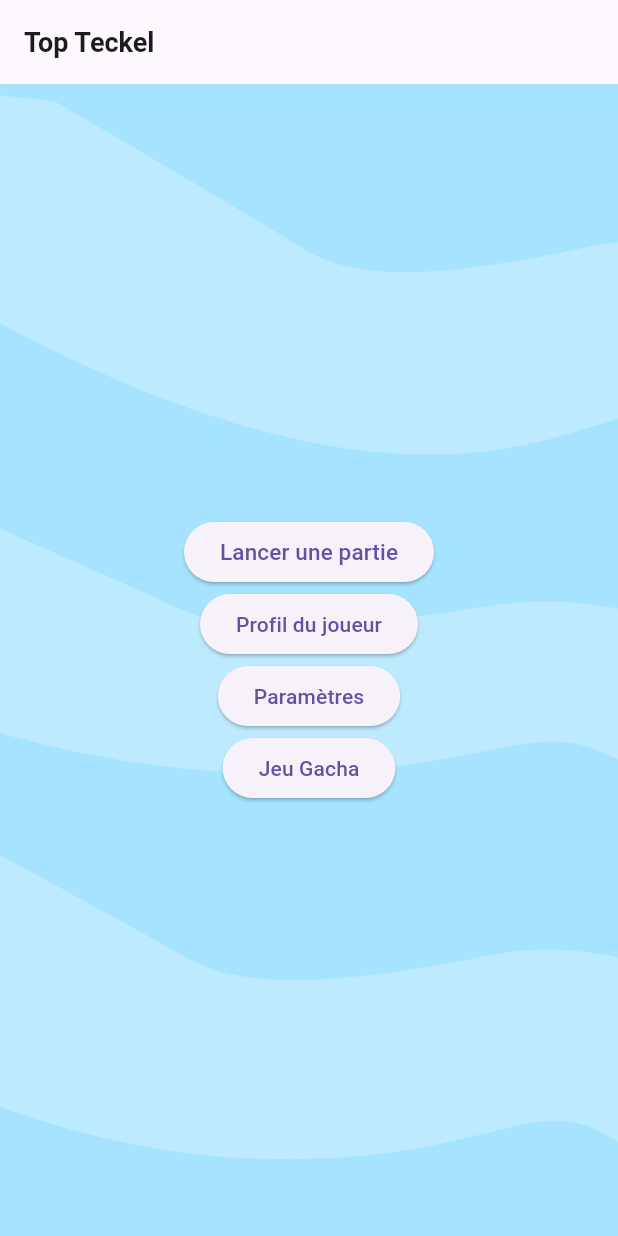
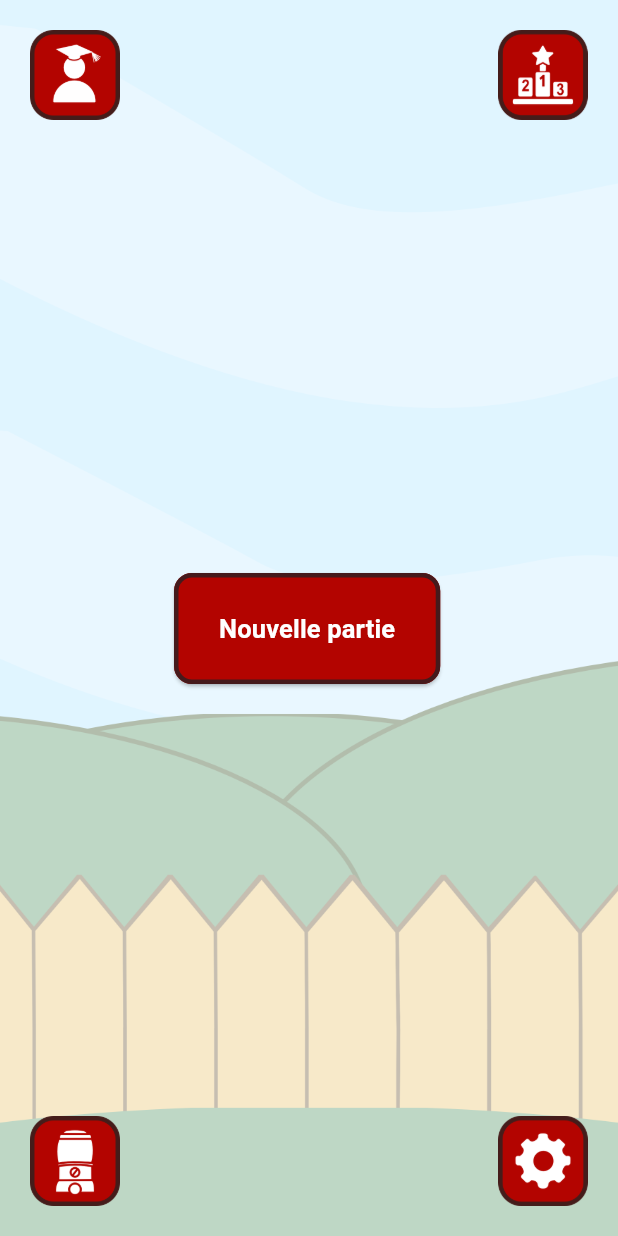
Before and after one commit to Ju-HQP/topteckel, a Flutter app: the screen it shows after launch, on a phone screen of 412 x 824 dp. Run offline on Flutter 3.47's test engine with Material 3 defaults, Android fonts, the phone set to English and light mode, and no system bars; our stand-ins replace flutter_animate, google_fonts; missing offline and left inert: flame; Roboto replaces fonts that are missing (Belanosima).

Commit message:
MAJ Page HOME + Ajout page gacha et rank (classement)

```diff
--- a/lib/src/widgets/gacha_page.dart
+++ b/lib/src/widgets/gacha_page.dart
@@ -15,8 +15,14 @@ class GachaPage extends StatelessWidget {
           },
         ),
       ),
-      body: Center(
-        child: const Text('Jeu gacha'),
+      body: Container(
+        decoration: const BoxDecoration(
+          image: DecorationImage(
+            image: AssetImage('assets/images/decor_gacha.png'),
+            fit: BoxFit.cover,
+          ),
+        ),
+
       ),
     );
   }
--- a/lib/src/widgets/game_app.dart
+++ b/lib/src/widgets/game_app.dart
@@ -5,6 +5,7 @@ import 'home_page.dart';
 import 'game_page.dart';
 import 'settings_page.dart';
 import 'gacha_page.dart';
+import 'rank_page.dart';
 import 'player_profile_page.dart';
 
 class GameApp extends StatelessWidget {
@@ -25,6 +26,7 @@ class GameApp extends StatelessWidget {
         '/profile': (context) => const PlayerProfilePage(),
         '/settings': (context) => const SettingsPage(),
         '/gameGacha': (context) => const GachaPage(),
+        '/rank': (context) => const RankPage(),
       },
     );
   }
--- a/lib/src/widgets/home_page.dart
+++ b/lib/src/widgets/home_page.dart
@@ -1,55 +1,182 @@
 import 'package:flutter/material.dart';
 import 'package:google_fonts/google_fonts.dart';
 
-class HomePage extends StatelessWidget {
+class HomePage extends StatefulWidget {
   const HomePage({super.key});
+
+  @override
+  State<HomePage> createState() => _HomePageState();
+}
+
+class _HomePageState extends State<HomePage> with TickerProviderStateMixin {
+  static const _iconSizeSmall = 60.0;
+  static const _iconSizeLarge = 70.0;
+  static const _animationDuration = Duration(milliseconds: 100);
+
+  // Map pour gérer l'état des tailles de chaque icône
+  final Map<String, AnimationController> _controllers = {};
+
+  @override
+  void initState() {
+    super.initState();
+    // Initialisation des AnimationControllers pour chaque icône
+    _controllers['rank'] = AnimationController(
+      vsync: this,
+      duration: const Duration(milliseconds: 100),
+    );
+    _controllers['profile'] = AnimationController(
+      vsync: this,
+      duration: const Duration(milliseconds: 100),
+    );
+    _controllers['settings'] = AnimationController(
+      vsync: this,
+      duration: const Duration(milliseconds: 100),
+    );
+    _controllers['gacha'] = AnimationController(
+      vsync: this,
+      duration: const Duration(milliseconds: 100),
+    );
+  }
+
+  @override
+  void dispose() {
+    _controllers.forEach((key, controller) => controller.dispose());
+    super.dispose();
+  }
 
   @override
   Widget build(BuildContext context) {
     return Scaffold(
-      appBar: AppBar(
-        title: Text('Top Teckel',
-        style: GoogleFonts.belanosima(fontSize: 18, fontWeight: FontWeight.bold),
-        ),
-      ),
       body: Container(
         decoration: const BoxDecoration(
           image: DecorationImage(
-            image: AssetImage('assets/images/decor_home.png'),
-            fit: BoxFit.cover, // Ajuste l'image pour couvrir tout l'écran
+            image: AssetImage('assets/images/decor_home2.png'),
+            fit: BoxFit.cover,
           ),
         ),
+        child: Stack(
+          children: [
+            _buildAnimatedIcon(
+              context,
+              routeName: '/profile',
+              imagePath: 'assets/images/icon_profile.png',
+              key: 'profile',
+              position: Alignment.topLeft, // Haut gauche
+            ),
+            _buildAnimatedIcon(
+              context,
+              routeName: '/rank',
+              imagePath: 'assets/images/icon_rank.png',
+              key: 'rank',
+              position: Alignment.topRight, // Haut droite
+            ),
+            _buildAnimatedIcon(
+              context,
+              routeName: '/gameGacha',
+              imagePath: 'assets/images/icon_gacha.png',
+              key: 'gacha',
+              position: Alignment.bottomLeft, // Bas gauche
+            ),
+            _buildAnimatedIcon(
+              context,
+              routeName: '/settings',
+              imagePath: 'assets/images/icon_settings.png',
+              key: 'settings',
+              position: Alignment.bottomRight, // Bas droite
+            ),
+            Positioned(
+              top: MediaQuery.of(context).size.height / 2 -
+                  30, // Centrer verticalement
+              left: MediaQuery.of(context).size.width / 2 -
+                  90, // Centrer horizontalement
               child: Center(
-        child: Column(
-          mainAxisAlignment: MainAxisAlignment.center,
-          children: [
-            ElevatedButton(
+                child: ElevatedButton(
                   onPressed: () {
                     Navigator.pushNamed(context, '/gameTopTeckel');
                   },
-              child: Text('Lancer une partie',
-              style: GoogleFonts.belanosima(fontSize: 15),
+                  style: ElevatedButton.styleFrom(
+                    padding: const EdgeInsets.symmetric(
+                        horizontal: 30, vertical: 25),
+                    shape: RoundedRectangleBorder(
+                      borderRadius: BorderRadius.circular(12),
+                    ),
+                    backgroundColor: const Color.fromARGB(255, 179, 4, 0),
+                    side: BorderSide(
+                      color: const Color.fromARGB(
+                          255, 69, 26, 28), // Couleur de la bordure
+                      width: 3, // Épaisseur de la bordure
                     ),
                   ),
-            ElevatedButton(
-              onPressed: () {
-                Navigator.pushNamed(context, '/profile');
-              },
-              child: const Text('Profil du joueur'),
+                  child: Text(
+                    'Nouvelle partie',
+                    style: GoogleFonts.belanosima(
+                      fontSize: 17,
+                      fontWeight: FontWeight.bold,
+                      color: Colors.white,
                     ),
-            ElevatedButton(
-              onPressed: () {
-                Navigator.pushNamed(context, '/settings');
-              },
-              child: const Text('Paramètres'),
                   ),
-            ElevatedButton(
-              onPressed: () {
-                Navigator.pushNamed(context, '/gameGacha');
-              },
-              child: const Text('Jeu Gacha'),
+                ),
+              ),
             ),
           ],
+        ),
+      ),
+    );
+  }
+
+// Méthode pour créer un widget d'icône animé
+  Widget _buildAnimatedIcon(
+    BuildContext context, {
+    required String routeName,
+    required String imagePath,
+    required String key,
+    required Alignment position,
+  }) {
+    // final bool isExpanded = _isExpanded[key] ?? false;
+
+    return Positioned(
+      left: position == Alignment.topLeft || position == Alignment.bottomLeft
+          ? 20
+          : null,
+      right: position == Alignment.topRight || position == Alignment.bottomRight
+          ? 20
+          : null,
+      top: position == Alignment.topLeft || position == Alignment.topRight
+          ? 20
+          : null,
+      bottom:
+          position == Alignment.bottomLeft || position == Alignment.bottomRight
+              ? 20
+              : null,
+      child: GestureDetector(
+        onTapDown: (_) {
+          _controllers[key]!
+              .forward(); // Démarre l'animation pour l'icône spécifique
+        },
+        onTapUp: (_) {
+          Future.delayed(const Duration(milliseconds: 200), () {
+            _controllers[key]!.reverse(); // Retourne l'icône à l'état initial
+            Navigator.pushNamed(context, routeName);
+          });
+        },
+        onTapCancel: () {
+          _controllers[key]!.reverse();
+        },
+        child: AnimatedBuilder(
+          animation: _controllers[key]!,
+          builder: (context, child) {
+            return Transform.scale(
+              scale: 1.0 +
+                  (_controllers[key]!.value *
+                      0.2), // Ajuste la taille lors de l'animation
+              alignment: Alignment.center, // Point d'ancrage de l'animation
+              child: child,
+            );
+          },
+          child: Image.asset(
+            imagePath,
+            width: 60,
+            height: 60,
           ),
         ),
       ),
--- /dev/null
+++ b/lib/src/widgets/rank_page.dart
@@ -0,0 +1,23 @@
+import 'package:flutter/material.dart';
+
+class RankPage extends StatelessWidget {
+  const RankPage({super.key});
+
+  @override
+  Widget build(BuildContext context) {
+    return Scaffold(
+      appBar: AppBar(
+        title: const Text('Classement'),
+        leading: IconButton(
+          icon: const Icon(Icons.arrow_back),
+          onPressed: () {
+            Navigator.pop(context);
+          },
+        ),
+      ),
+      body: Center(
+        child: const Text('Classement'),
+      ),
+    );
+  }
+}
```
Also changed, not shown: assets/images/decor_gacha.png, assets/images/decor_home2.png (added). Lines whose indentation alone changed are shown as unchanged.
